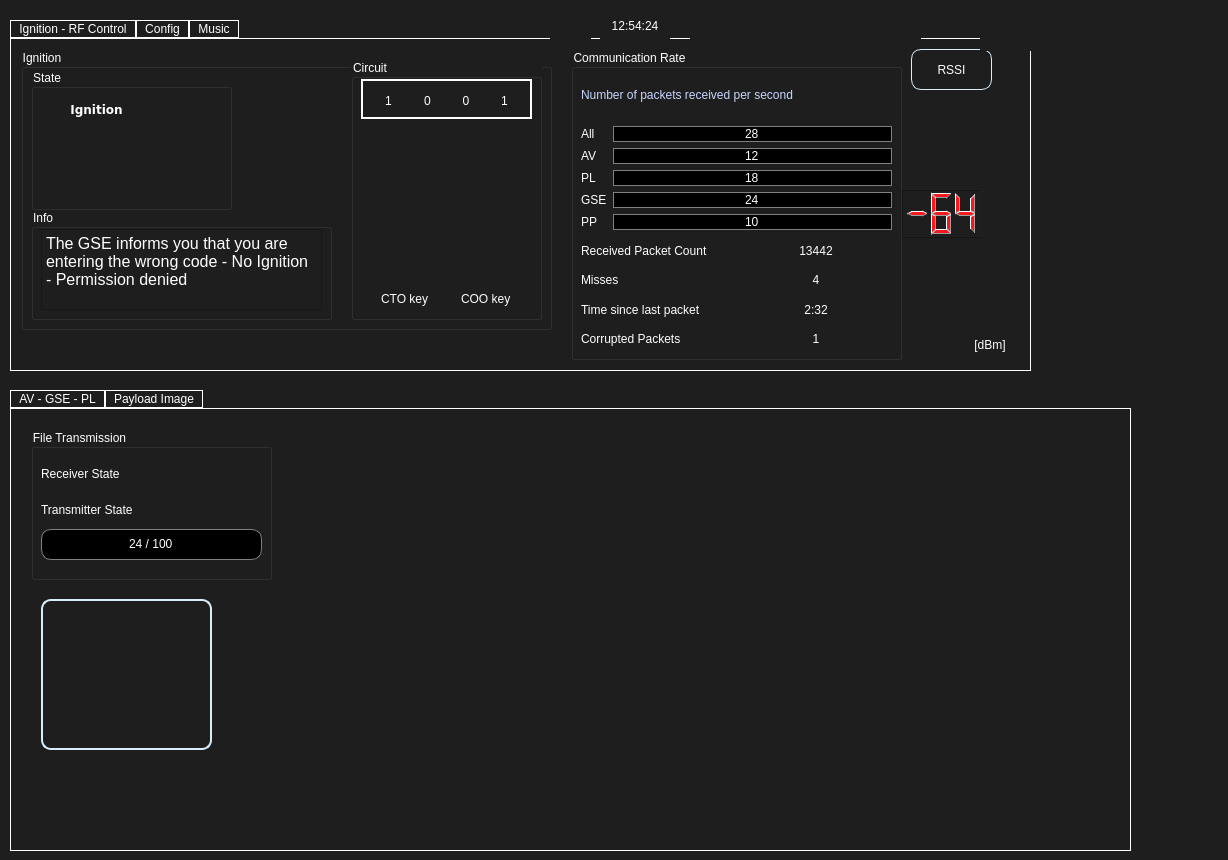
MorgesHAB/ERT2020GS, file UI/ui_file/LioTest.ui: the form before one commit.
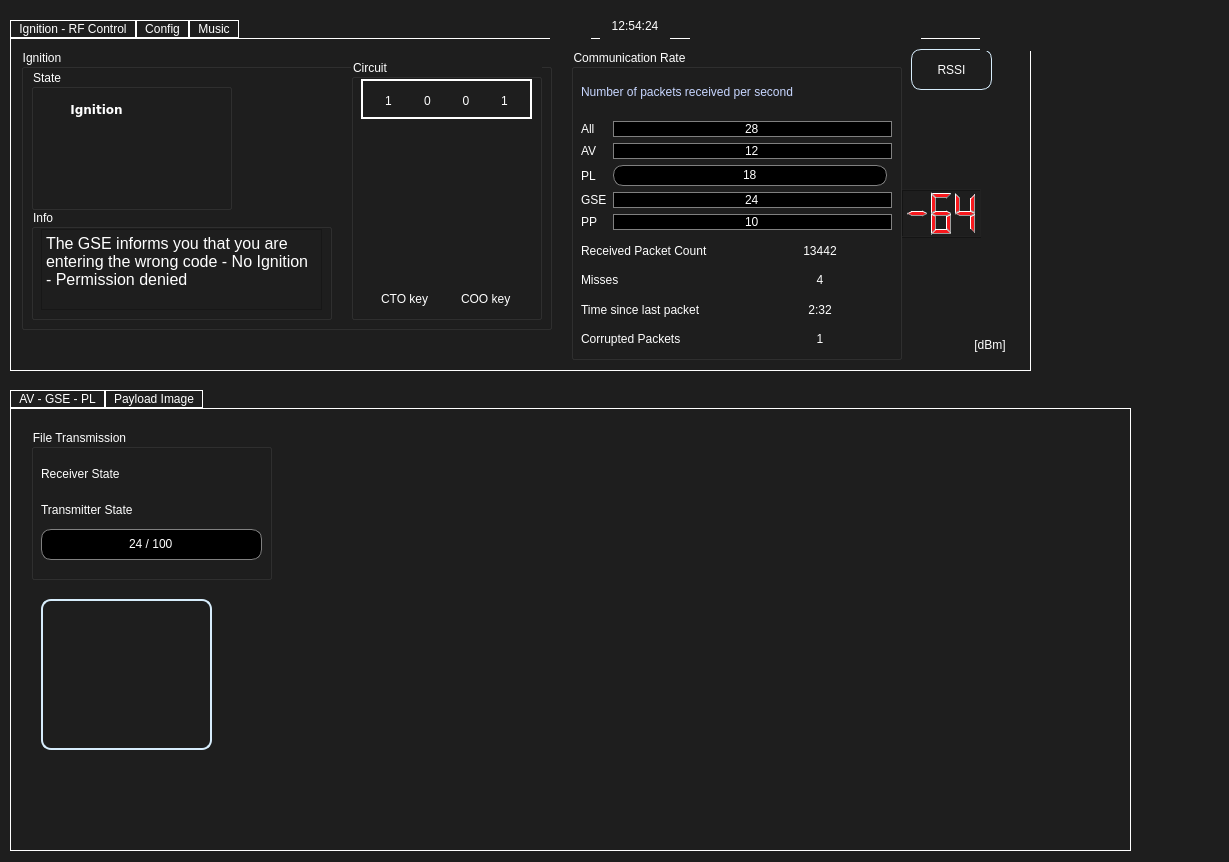
The form after the commit. Icons and pictures are not drawn.

Diff of the .ui file:
```diff
--- a/UI/ui_file/LioTest.ui
+++ b/UI/ui_file/LioTest.ui
@@ -6,8 +6,8 @@
    <rect>
     <x>0</x>
     <y>0</y>
-    <width>1228</width>
-    <height>860</height>
+    <width>1229</width>
+    <height>862</height>
    </rect>
   </property>
   <property name="minimumSize">
@@ -426,6 +426,12 @@
       <layout class="QGridLayout" name="gridLayout_12">
        <item row="3" column="1">
         <widget class="QProgressBar" name="progressBar_4">
+         <property name="maximumSize">
+          <size>
+           <width>274</width>
+           <height>21</height>
+          </size>
+         </property>
          <property name="styleSheet">
           <string notr="true">QProgressBar {
 	color: white;
@@ -712,6 +718,12 @@
        </item>
        <item row="3" column="1">
         <widget class="QLabel" name="corrupted_panel">
+         <property name="maximumSize">
+          <size>
+           <width>144</width>
+           <height>23</height>
+          </size>
+         </property>
          <property name="text">
           <string>1</string>
          </property>
```
Left out of the diff: 4 changed lines with no effect on the pictures.
